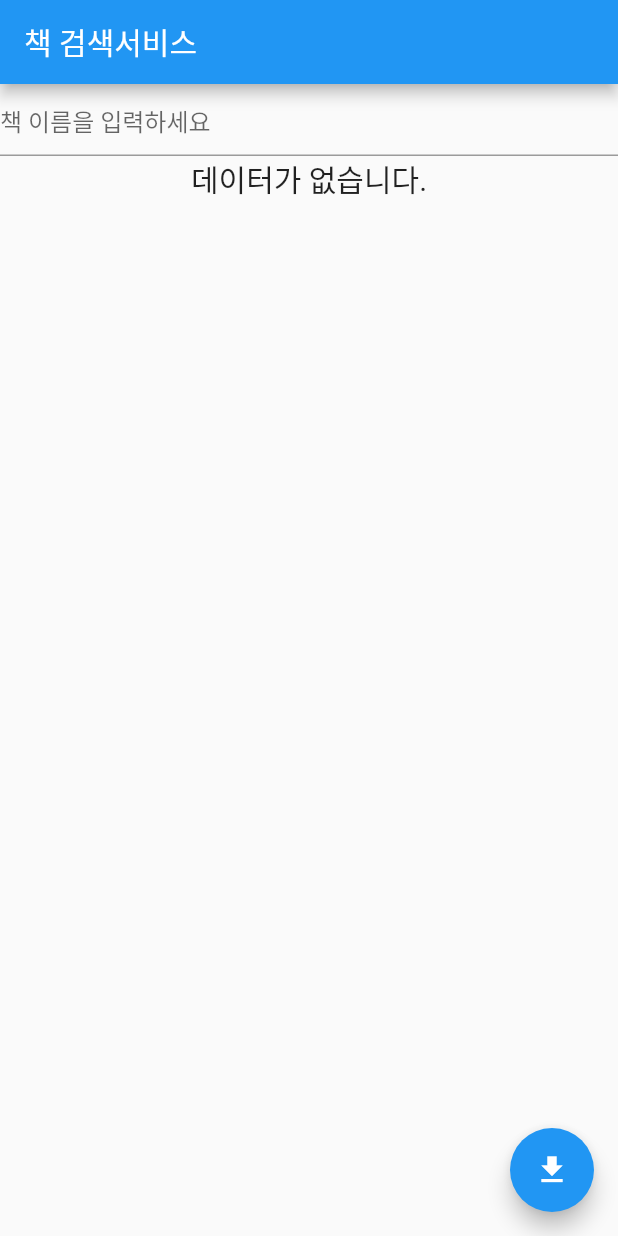
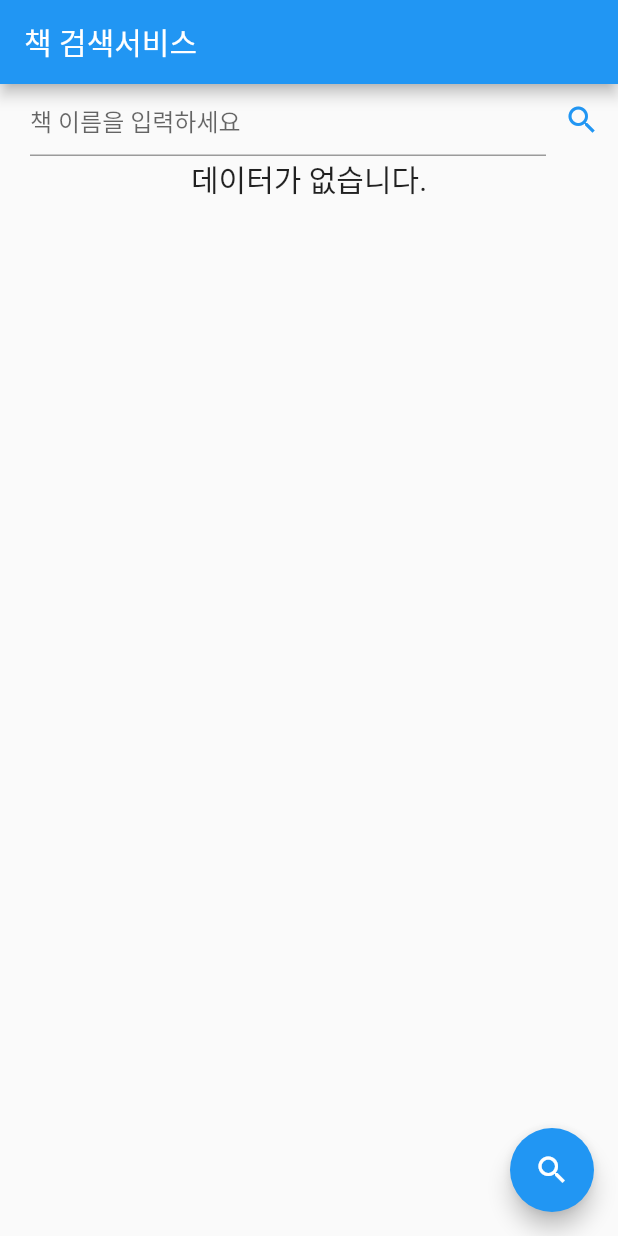
Before and after one commit to Souuul/Flutter-http-communication, a Flutter app: the screen it shows after launch, on a phone screen of 412 x 824 dp. Run offline on Flutter 3.47's test engine with Material 2 defaults, Android fonts, the phone set to English and light mode, and no system bars.

Commit message:
complete make book search app

```diff
--- a/lib/main.dart
+++ b/lib/main.dart
@@ -67,12 +67,27 @@ class _MyHomePageState extends State<MyHomePage> {
       body: Container(
           child: Column(
         children: [
-              TextField(
+          Row(
+            children: [
+              Padding(padding: EdgeInsets.only(left: 20)),
+              Expanded(
+                child: TextField(
                   controller: book_name,
                   keyboardType: TextInputType.text,
                   style: TextStyle(color: Colors.black),
                   maxLines: 1,
                   decoration: InputDecoration(hintText: '책 이름을 입력하세요'),
+                ),
+              ),
+              IconButton(
+                  onPressed: () {
+                    data = new List.empty(growable: true);
+                    page = 1;
+                    data!.clear();
+                    getJSONData();
+                  },
+                  icon: Icon(Icons.search), color: Colors.blue,)
+            ],
           ),
           Expanded(
             child: data!.length == 0
@@ -97,21 +112,17 @@ class _MyHomePageState extends State<MyHomePage> {
                               children: <Widget>[
                                 Container(
                                   width:
-                                MediaQuery
-                                    .of(context)
-                                    .size
-                                    .width - 150,
+                                      MediaQuery.of(context).size.width - 150,
                                   child: Text(
-                                  data![index]['title'].toString(),
-                                  textAlign: TextAlign.center,
+                                    '책제목 : ${data![index]['title'].toString()}'
+                                      ,textAlign: TextAlign.center,),
                                 ),
-                              ),
-                              Text(data![index]['authors'].toString()),
-                              Text(data![index]['sale_price'].toString()),
-                              Text(data![index]['status'].toString()),
+                                Text('저자 : ${data![index]['authors'].toString()}'),
+                                Text('판매가 : ${data![index]['sale_price'].toString()}'),
+                                Text('상태 : ${data![index]['status'].toString()}'),
                               ],
                             )
-                        ],
+                          ]
                         ),
                       );
                     },
@@ -129,7 +140,7 @@ class _MyHomePageState extends State<MyHomePage> {
           getJSONData();
         },
         tooltip: 'Increment',
-        child: const Icon(Icons.file_download),
+        child: const Icon(Icons.search),
       ),
       // This trailing comma makes auto-formatting nicer for build methods.
     );
@@ -138,9 +149,10 @@ class _MyHomePageState extends State<MyHomePage> {
   Future<String> getJSONData() async {
     var book_name_val = book_name.value.text.toString();
     var restfulkey = restful_key;
-    var url = 'https://dapi.kakao.com/v3/search/book?target=title&page&query=${book_name_val}';
-    var response = await http.get(
-        Uri.parse(url), headers: {"Authorization": "KakaoAK ${restfulkey}"});
+    var url =
+        'https://dapi.kakao.com/v3/search/book?target=title&page&query=${book_name_val}';
+    var response = await http.get(Uri.parse(url),
+        headers: {"Authorization": "KakaoAK ${restfulkey}"});
     var response_body = response.body;
     var dataConvertedToJSON = json.decode(response_body);
     List result = dataConvertedToJSON['documents'];
```
Also changed, not shown: Picture.png (added), 1 other file. Lines whose indentation alone changed are shown as unchanged.
